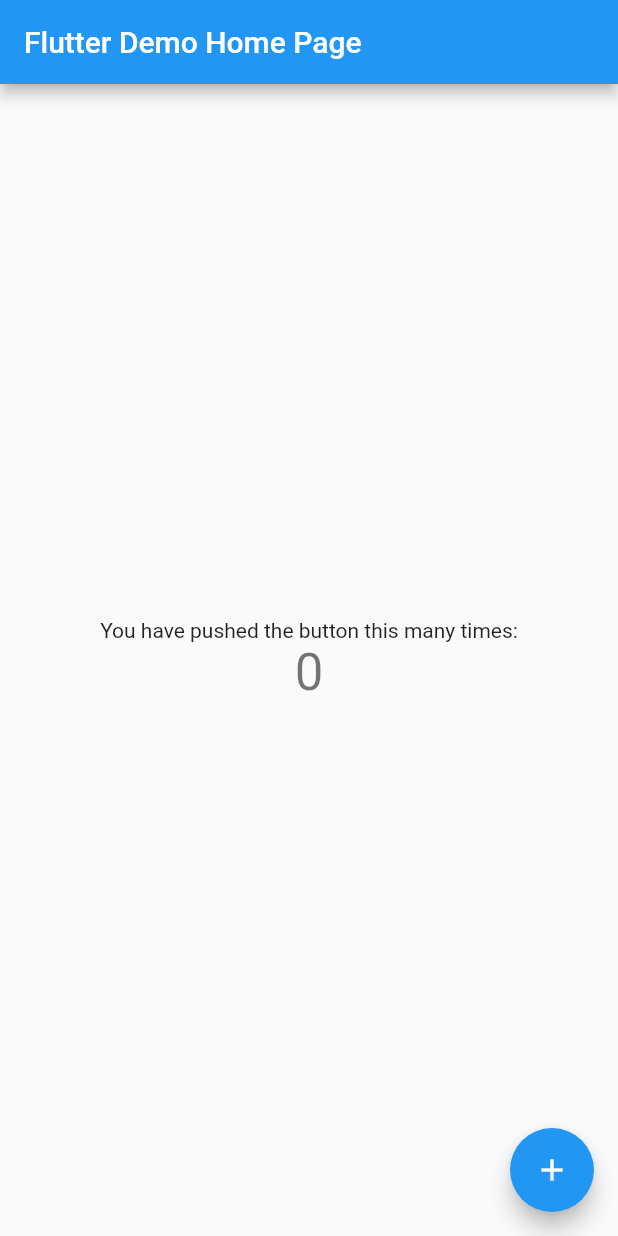
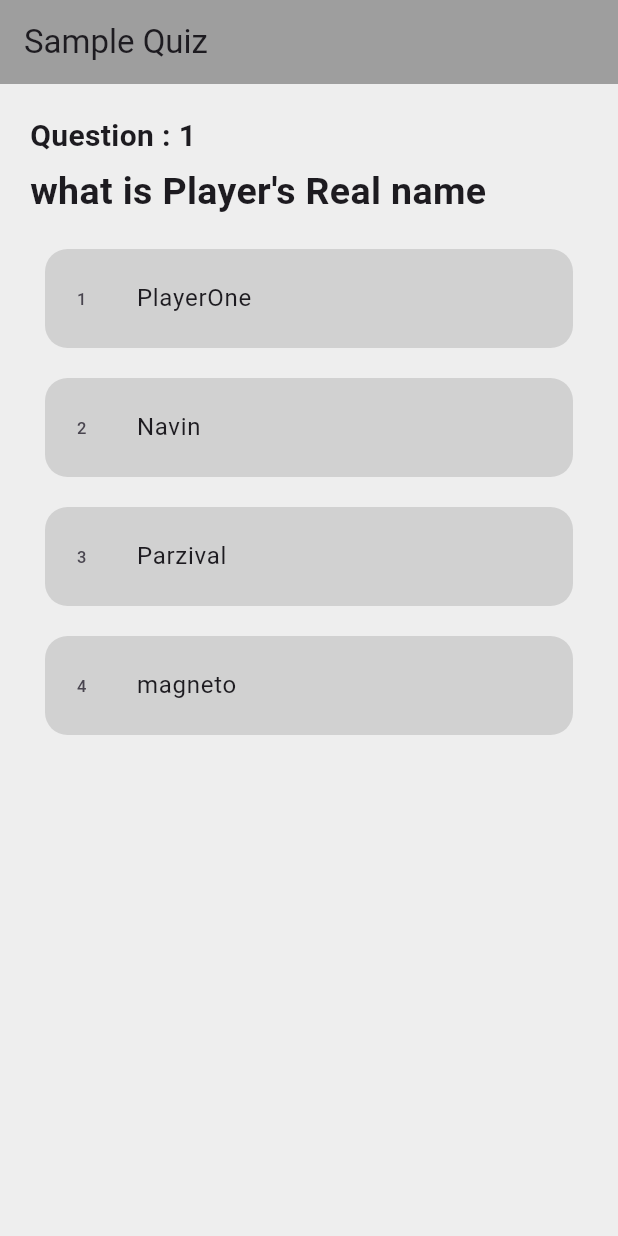
Before and after one commit to Navin-PlayerOne/onequiz, a Flutter app: the screen it shows after launch, on a phone screen of 412 x 824 dp. Run offline on Flutter 3.47's test engine with Material 2 defaults, Android fonts, the light colour scheme and no system bars.

Commit message:
model class added prototype ready but still needs some fixes

```diff
--- a/lib/main.dart
+++ b/lib/main.dart
@@ -1,4 +1,6 @@
 import 'package:flutter/material.dart';
+import 'package:onequiz/pages/home_page.dart';
+import 'package:onequiz/pages/quiz_page.dart';
 
 void main() {
   runApp(const MyApp());
@@ -6,110 +8,14 @@
 
 class MyApp extends StatelessWidget {
   const MyApp({super.key});
-
-  // This widget is the root of your application.
   @override
   Widget build(BuildContext context) {
     return MaterialApp(
-      title: 'Flutter Demo',
-      theme: ThemeData(
-        // This is the theme of your application.
-        //
-        // Try running your application with "flutter run". You'll see the
-        // application has a blue toolbar. Then, without quitting the app, try
-        // changing the primarySwatch below to Colors.green and then invoke
-        // "hot reload" (press "r" in the console where you ran "flutter run",
-        // or simply save your changes to "hot reload" in a Flutter IDE).
-        // Notice that the counter didn't reset back to zero; the application
-        // is not restarted.
-        primarySwatch: Colors.blue,
-      ),
-      home: const MyHomePage(title: 'Flutter Demo Home Page'),
-    );
+        title: 'OneQuiz',
+        theme: ThemeData(
+          useMaterial3: true,
+          primarySwatch: Colors.blue,
+        ),
+        home: const QuizView());
   }
 }
-
-class MyHomePage extends StatefulWidget {
-  const MyHomePage({super.key, required this.title});
-
-  // This widget is the home page of your application. It is stateful, meaning
-  // that it has a State object (defined below) that contains fields that affect
-  // how it looks.
-
-  // This class is the configuration for the state. It holds the values (in this
-  // case the title) provided by the parent (in this case the App widget) and
-  // used by the build method of the State. Fields in a Widget subclass are
-  // always marked "final".
-
-  final String title;
-
-  @override
-  State<MyHomePage> createState() => _MyHomePageState();
-}
-
-class _MyHomePageState extends State<MyHomePage> {
-  int _counter = 0;
-
-  void _incrementCounter() {
-    setState(() {
-      // This call to setState tells the Flutter framework that something has
-      // changed in this State, which causes it to rerun the build method below
-      // so that the display can reflect the updated values. If we changed
-      // _counter without calling setState(), then the build method would not be
-      // called again, and so nothing would appear to happen.
-      _counter++;
-    });
-  }
-
-  @override
-  Widget build(BuildContext context) {
-    // This method is rerun every time setState is called, for instance as done
-    // by the _incrementCounter method above.
-    //
-    // The Flutter framework has been optimized to make rerunning build methods
-    // fast, so that you can just rebuild anything that needs updating rather
-    // than having to individually change instances of widgets.
-    return Scaffold(
-      appBar: AppBar(
-        // Here we take the value from the MyHomePage object that was created by
-        // the App.build method, and use it to set our appbar title.
-        title: Text(widget.title),
-      ),
-      body: Center(
-        // Center is a layout widget. It takes a single child and positions it
-        // in the middle of the parent.
-        child: Column(
-          // Column is also a layout widget. It takes a list of children and
-          // arranges them vertically. By default, it sizes itself to fit its
-          // children horizontally, and tries to be as tall as its parent.
-          //
-          // Invoke "debug painting" (press "p" in the console, choose the
-          // "Toggle Debug Paint" action from the Flutter Inspector in Android
-          // Studio, or the "Toggle Debug Paint" command in Visual Studio Code)
-          // to see the wireframe for each widget.
-          //
-          // Column has various properties to control how it sizes itself and
-          // how it positions its children. Here we use mainAxisAlignment to
-          // center the children vertically; the main axis here is the vertical
-          // axis because Columns are vertical (the cross axis would be
-          // horizontal).
-          mainAxisAlignment: MainAxisAlignment.center,
-          children: <Widget>[
-            const Text(
-              'You have pushed the button this many times:',
-            ),
-            Text(
-              '$_counter',
-              style: Theme.of(context).textTheme.headline4,
-            ),
-          ],
-        ),
-      ),
-      floatingActionButton: FloatingActionButton(
-        onPressed: _incrementCounter,
-        tooltip: 'Increment',
-        child: const Icon(Icons.add),
-      ), // This trailing comma makes auto-formatting nicer for build methods.
-    );
-  }
-}
--- /dev/null
+++ b/lib/models/questions_model.dart
@@ -0,0 +1,15 @@
+class Question {
+  final int question_id;
+  final int type; //1-> for single option select 2-> for multi select 3->type answers
+  final int cat; //1->show anser immediately 2-> show answer after completing the test 3-> Never show answers
+  final String Questions;
+  final Set<String> options;
+  final Set<String> answer;
+  Question(
+      {required this.question_id,
+      required this.type,
+      required this.cat,
+      required this.Questions,
+      required this.options,
+      required this.answer});
+}
--- /dev/null
+++ b/lib/pages/home_page.dart
@@ -0,0 +1,41 @@
+import 'package:flutter/material.dart';
+
+class HomePage extends StatefulWidget {
+  const HomePage({super.key});
+
+  @override
+  State<HomePage> createState() => _HomePageState();
+}
+
+class _HomePageState extends State<HomePage> {
+  final TextEditingController _link = TextEditingController();
+  @override
+  Widget build(BuildContext context) {
+    return Scaffold(
+      appBar: AppBar(
+        backgroundColor: Colors.blueAccent,
+        title: const Text("OneQuiz"),
+        centerTitle: true,
+      ),
+      body: Center(
+        child: ListView(shrinkWrap: true, children: [
+          Padding(
+            padding: const EdgeInsets.all(10.0),
+            child: TextField(
+              controller: _link,
+              decoration: const InputDecoration(
+                  border: OutlineInputBorder(), labelText: 'Link'),
+            ),
+          ),
+          const SizedBox(
+            height: 20,
+          ),
+          ElevatedButton(
+            onPressed: () {},
+            child: const Text("Take Test"),
+          )
+        ]),
+      ),
+    );
+  }
+}
--- /dev/null
+++ b/lib/pages/quiz_page.dart
@@ -0,0 +1,74 @@
+import 'package:flutter/material.dart';
+import 'package:onequiz/models/questions_model.dart';
+import 'package:onequiz/widgets/quiz.dart';
+
+class QuizView extends StatefulWidget {
+  const QuizView({super.key});
+
+  @override
+  State<QuizView> createState() => _QuizViewState();
+}
+
+List<Question> q = [
+  Question(
+      question_id: 1,
+      type: 1,
+      cat: 1,
+      Questions: "what is Player's Real name",
+      options: {"PlayerOne", "Navin", "Parzival", "magneto"},
+      answer: {"Navin"}),
+  Question(
+      question_id: 1,
+      type: 1,
+      cat: 1,
+      Questions: "what is Thanos name",
+      options: {"PlayerOne", "Navin", "Parzival", "Tanush"},
+      answer: {"Tanush"}),
+  Question(
+      question_id: 1,
+      type: 1,
+      cat: 1,
+      Questions: "who knows java very well",
+      options: {"PlayerOne", "Navin", "mani", "Tanush"},
+      answer: {"mani"}),
+  Question(
+      question_id: 1,
+      type: 1,
+      cat: 1,
+      Questions:
+          "9, SwapBuffersCompleted=8809430884971, DisplayPresentTime=0,Reloaded 1 of 598 libraries in 449ms (compile: 21 ms, reload: 273 ms, reassemble: 107 ms).",
+      options: {
+        "Mani",
+        "Navin",
+        "Parzival",
+        "Tanush",
+        "Tony Stark",
+        "BatMan",
+        "Elon Musk"
+      },
+      answer: {
+        "Mani"
+      })
+];
+
+class _QuizViewState extends State<QuizView> {
+  @override
+  Widget build(BuildContext context) {
+    return Scaffold(
+        backgroundColor: Colors.grey[200],
+        appBar: AppBar(
+          backgroundColor: Colors.grey[500],
+          title: const Text("Sample Quiz"),
+        ),
+        body: Padding(
+          padding: const EdgeInsets.all(20.0),
+          child: PageView.builder(
+            //scrollDirection: Axis.vertical,
+            itemCount: q.length,
+            itemBuilder: (context, index) {
+              return Quiz(quest: q.elementAt(index), index: index);
+            },
+          ),
+        ));
+  }
+}
--- /dev/null
+++ b/lib/widgets/quiz.dart
@@ -0,0 +1,68 @@
+import 'package:flutter/material.dart';
+import '../models/questions_model.dart';
+
+class Quiz extends StatefulWidget {
+  final Question quest;
+  final int index;
+  const Quiz({super.key, required this.quest, required this.index});
+
+  @override
+  State<Quiz> createState() => _QuizState();
+}
+
+class _QuizState extends State<Quiz> {
+  @override
+  Widget build(BuildContext context) {
+    return ListView(
+      //physics: ScrollPhysics(),
+      scrollDirection: Axis.vertical,
+      shrinkWrap: true,
+      children: [
+        Text("Question : ${widget.index + 1}",
+            style: const TextStyle(fontWeight: FontWeight.bold, fontSize: 20)),
+        const SizedBox(height: 5.0),
+        Text(widget.quest.Questions,
+            style: const TextStyle(fontWeight: FontWeight.bold, fontSize: 25)),
+        const SizedBox(height: 10.0),
+        Options(quest: widget.quest),
+      ],
+    );
+  }
+}
+
+class Options extends StatefulWidget {
+  final Question quest;
+  const Options({super.key, required this.quest});
+
+  @override
+  State<Options> createState() => _OptionsState();
+}
+
+class _OptionsState extends State<Options> {
+  @override
+  Widget build(BuildContext context) {
+    print("child build");
+    return ListView.builder(
+      physics: const ScrollPhysics(),
+      scrollDirection: Axis.vertical,
+      shrinkWrap: true,
+      itemCount: widget.quest.options.length,
+      itemBuilder: (context, index) {
+        bool ontap = false;
+        return Container(
+          decoration: const BoxDecoration(
+            color: false ? Colors.green : Colors.black12,
+            borderRadius: BorderRadius.all(Radius.circular(15)),
+          ),
+          padding: const EdgeInsets.all(5.0),
+          margin: const EdgeInsets.all(10),
+          child: ListTile(
+            title: Text(widget.quest.options.elementAt(index)),
+            leading: Text("${index + 1}"),
+            trailing: !ontap ? null : Icon(Icons.auto_awesome),
+          ),
+        );
+      },
+    );
+  }
+}
```
